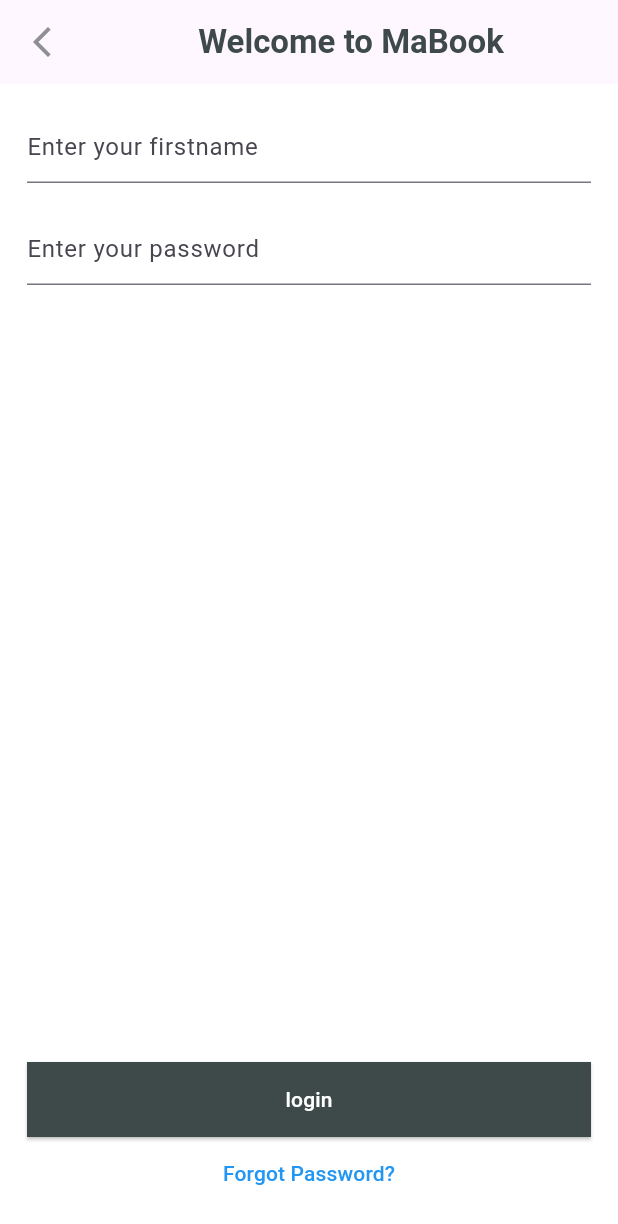
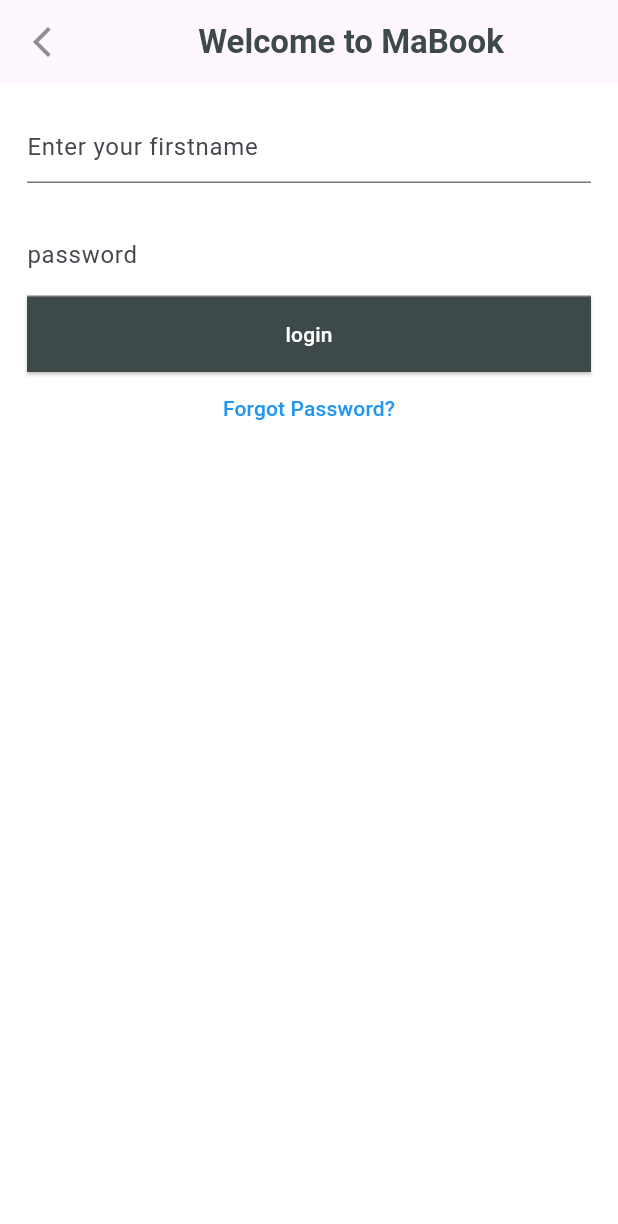
Before and after one commit to Salma-Alhassan/flutter2_task9_upAcademy, a Flutter app: the screen it shows after launch, on a phone screen of 412 x 824 dp. Shown: the top 1224 px of the screen. Run offline on Flutter 3.47's test engine with Material 3 defaults, Android fonts, the light colour scheme and no system bars; missing offline and left inert: dart:html.

Commit message:
singleChild

```diff
--- a/flutter2_upacademy/lib/main.dart
+++ b/flutter2_upacademy/lib/main.dart
@@ -1,3 +1,5 @@
+import 'dart:html';
+
 import 'package:flutter/cupertino.dart';
 import 'package:flutter/material.dart';
 
@@ -34,7 +36,9 @@
         body: Padding(
           // key: ,
           padding: const EdgeInsets.all(18.0),
-          child: Column(children: [
+          child: SingleChildScrollView(
+              child: Column(
+            children: [
               const TextField(
                 decoration: InputDecoration(
                   hintText: 'Enter your firstname',
@@ -48,6 +52,7 @@
               const TextField(
                 decoration: InputDecoration(
                   hintText: 'Enter your password',
+                  labelText: "password",
                   border: UnderlineInputBorder(),
                 ),
               ),
@@ -69,7 +74,8 @@
                   style: TextStyle(color: Colors.blue),
                 ),
               )
-          ]),
+            ],
+          )),
         ),
       ),
     );
```
Also changed, not shown: flutter2_upacademy/lib/signUp.dart (+9 -5 lines). Lines whose indentation alone changed are shown as unchanged.
